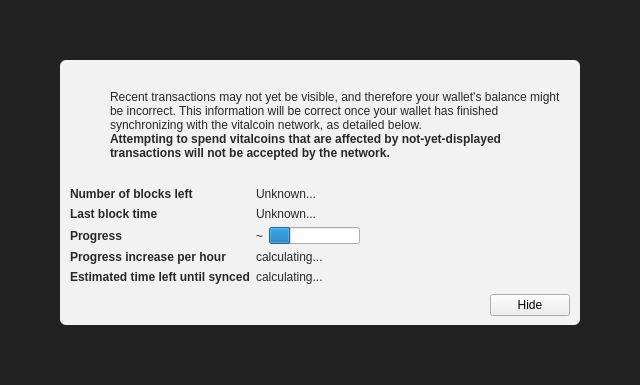
MyProductsKft/VitalCoin, file src/qt/forms/modaloverlay.ui: the form before one commit.
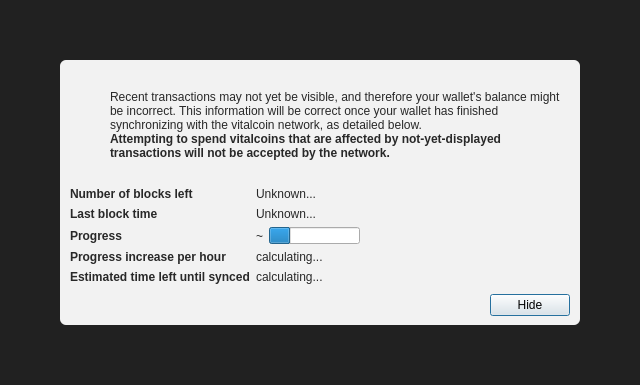
The form after the commit. Icons and pictures are not drawn. Custom widgets are drawn as their Qt base class.

The edit to the form file:
```diff
--- a/src/qt/forms/modaloverlay.ui
+++ b/src/qt/forms/modaloverlay.ui
@@ -351,6 +351,12 @@
              <property name="text">
               <string>Hide</string>
              </property>
+             <property name="focusPolicy">
+              <enum>Qt::StrongFocus</enum>
+             </property>
+             <property name="default">
+              <bool>true</bool>
+             </property>
             </widget>
            </item>
           </layout>
```
Left out of the diff: 2 changed lines with no effect on the pictures.
